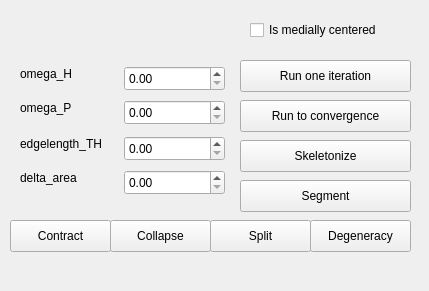
CGAL/cgal, file Polyhedron/demo/Polyhedron/Mean_curvature_flow_skeleton_plugin.ui: the form before one commit.
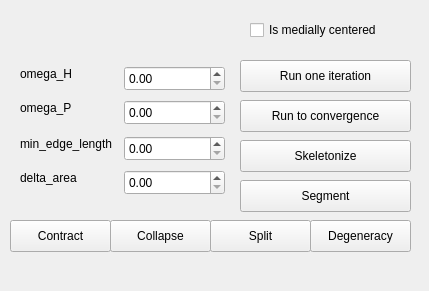
The form after the commit.

```diff
--- a/Polyhedron/demo/Polyhedron/Mean_curvature_flow_skeleton_plugin.ui
+++ b/Polyhedron/demo/Polyhedron/Mean_curvature_flow_skeleton_plugin.ui
@@ -70,7 +70,7 @@
      </rect>
     </property>
     <property name="text">
-     <string>edgelength_TH</string>
+     <string>min_edge_length</string>
     </property>
    </widget>
    <widget class="QPushButton" name="pushButton_collapse">
```
Left out of the diff: 8 changed lines with no effect on the pictures.
